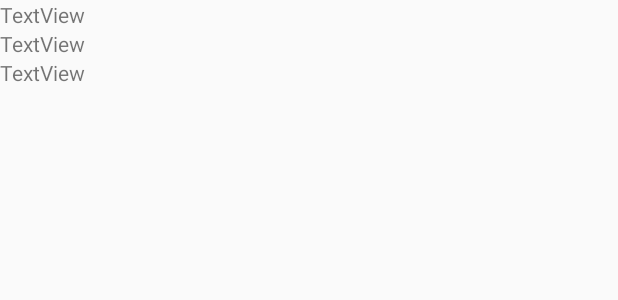
After one commit to jdavey1996/University-3rd-Year-Project, an Android app: the layout detection.xml on its own in the app's theme, with its tools: preview values and no code run, on a phone screen of 412 x 824 dp. The commit adds this screen. Shown: the top 300 px of the screen. Run offline under Robolectric (Android 15) with nearby library versions, the phone set to English and light mode, and no system bars.

Commit message:
Show detections in app
Added the ability to view detection info within the app.

```diff
--- a/Android app/app/src/main/java/com/josh_davey/university_3rd_year_project/DetectionHistoryFragment.java
+++ b/Android app/app/src/main/java/com/josh_davey/university_3rd_year_project/DetectionHistoryFragment.java
@@ -18,7 +18,7 @@ public class DetectionHistoryFragment extends Fragment{
     public void onViewCreated(View view, Bundle savedInstanceState) {
         super.onViewCreated(view, savedInstanceState);
 
-        DetectionHistoryAsync detectionHistoryAsync = new DetectionHistoryAsync(getContext());
+        DetectionHistoryAsync detectionHistoryAsync = new DetectionHistoryAsync(getContext(),getActivity());
         detectionHistoryAsync.executeOnExecutor(AsyncTask.THREAD_POOL_EXECUTOR);
     }
 
--- /dev/null
+++ b/Android app/app/src/main/res/layout/detection.xml
@@ -0,0 +1,24 @@
+<?xml version="1.0" encoding="utf-8"?>
+<LinearLayout xmlns:android="http://schemas.android.com/apk/res/android"
+    android:orientation="vertical" android:layout_width="match_parent"
+    android:layout_height="match_parent">
+
+
+    <TextView
+        android:text="TextView"
+        android:layout_width="match_parent"
+        android:layout_height="wrap_content"
+        android:id="@+id/detectionNumber" />
+
+    <TextView
+        android:text="TextView"
+        android:layout_width="match_parent"
+        android:layout_height="wrap_content"
+        android:id="@+id/detectionDate" />
+
+    <TextView
+        android:text="TextView"
+        android:layout_width="match_parent"
+        android:layout_height="wrap_content"
+        android:id="@+id/detectionTime" />
+</LinearLayout>
```
Also changed, not shown: Android app/app/src/main/java/com/josh_davey/university_3rd_year_project/Detection.java (added, +30 -0 lines), Android app/app/src/main/java/com/josh_davey/university_3rd_year_project/DetectionHistoryAdapter.java (added, +44 -0 lines), Android app/app/src/main/java/com/josh_davey/university_3rd_year_project/DetectionHistoryAsync.java (+32 -6 lines), 2 other files.
